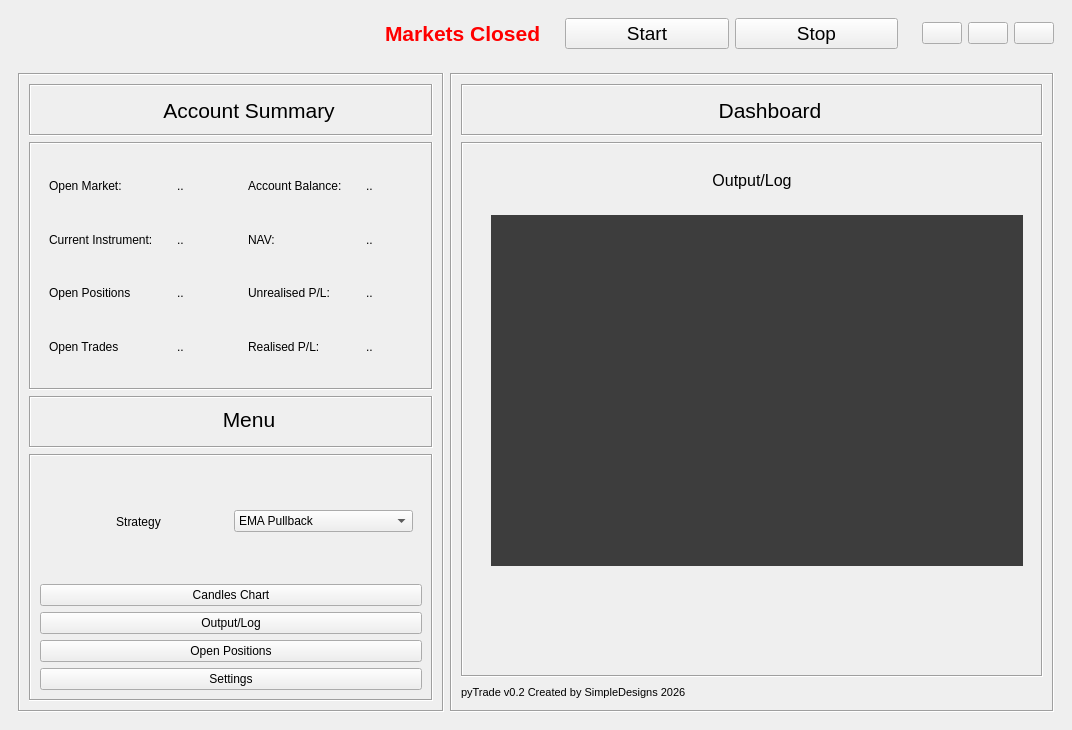
Above: pyTrade_GUI_v2.ui from martynj2001/pieTrade before the change. Below: the same form after it.
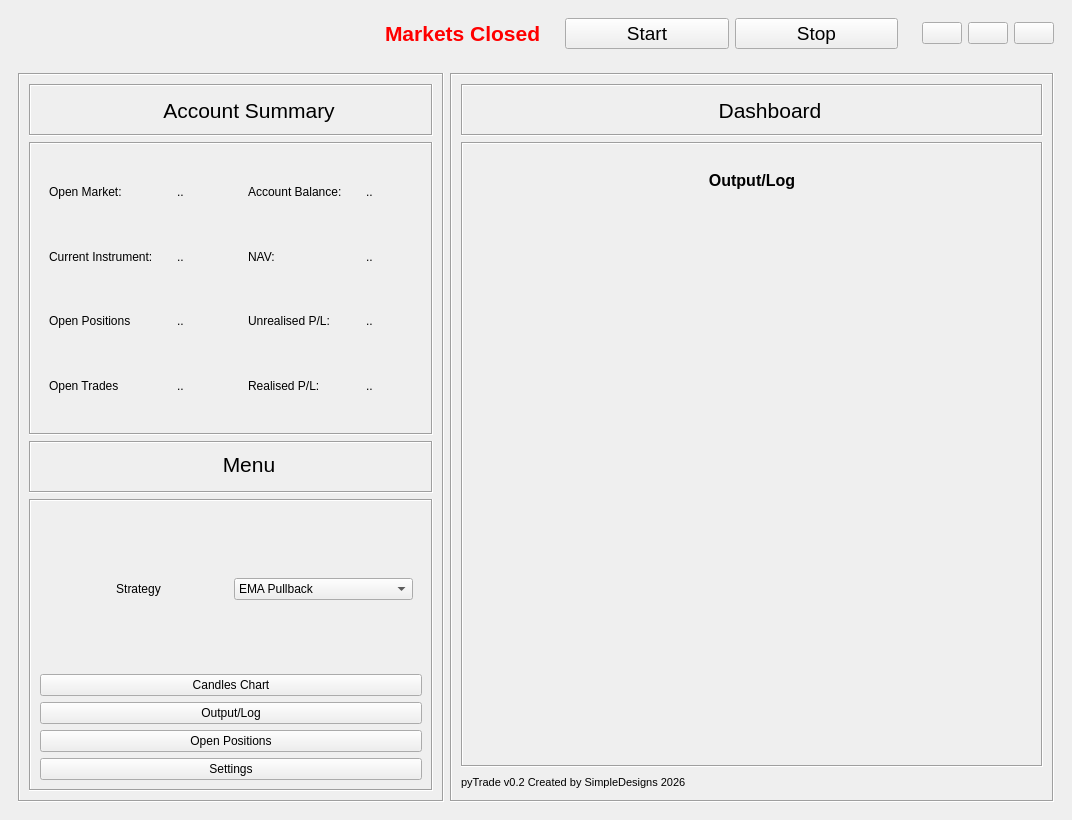
That is the form after the change. The open tabs and pages were chosen to show the change. Icons and pictures are not drawn.

Commit message: Updated bot to use a secondary strategy of the primary does not find an entry signal. Fixed a bug that meant not validation was being run on open trades. Tidyed bot code by exportgin helper and DB read write functions to new files.

```diff
--- a/pyTrade_GUI_v2.ui
+++ b/pyTrade_GUI_v2.ui
@@ -7,7 +7,7 @@
     <x>0</x>
     <y>0</y>
     <width>1072</width>
-    <height>730</height>
+    <height>820</height>
    </rect>
   </property>
   <property name="windowTitle">
@@ -890,20 +890,26 @@
                </widget>
                <widget class="QWidget" name="pg_output">
                 <layout class="QVBoxLayout" name="verticalLayout_15">
-                 <item>
+                 <item alignment="Qt::AlignmentFlag::AlignTop">
                   <widget class="QFrame" name="frame_27">
+                   <property name="font">
+                    <font>
+                     <bold>true</bold>
+                    </font>
+                   </property>
                    <property name="frameShape">
                     <enum>QFrame::Shape::NoFrame</enum>
                    </property>
                    <property name="frameShadow">
                     <enum>QFrame::Shadow::Raised</enum>
                    </property>
-                   <layout class="QVBoxLayout" name="verticalLayout_14">
-                    <item alignment="Qt::AlignmentFlag::AlignTop">
+                   <layout class="QHBoxLayout" name="horizontalLayout_16">
+                    <item>
                      <widget class="QLabel" name="label_17">
                       <property name="font">
                        <font>
                         <pointsize>12</pointsize>
+                        <bold>true</bold>
                        </font>
                       </property>
                       <property name="text">
@@ -925,65 +931,33 @@
                      <verstretch>0</verstretch>
                     </sizepolicy>
                    </property>
+                   <property name="styleSheet">
+                    <string notr="true">background-image: url(:/images/images/Icon_trans.png);
+background-repeat: no-repeat;
+background-position: center;</string>
+                   </property>
                    <property name="frameShape">
                     <enum>QFrame::Shape::NoFrame</enum>
                    </property>
                    <property name="frameShadow">
                     <enum>QFrame::Shadow::Raised</enum>
                    </property>
-                   <widget class="QPlainTextEdit" name="pte_logOutput">
-                    <property name="geometry">
-                     <rect>
-                      <x>10</x>
-                      <y>10</y>
-                      <width>581</width>
-                      <height>351</height>
-                     </rect>
-                    </property>
-                    <property name="sizePolicy">
-                     <sizepolicy hsizetype="Expanding" vsizetype="Expanding">
-                      <horstretch>0</horstretch>
-                      <verstretch>0</verstretch>
-                     </sizepolicy>
-                    </property>
-                    <property name="styleSheet">
-                     <string notr="true">background: transparent;
+                   <layout class="QHBoxLayout" name="horizontalLayout_17">
+                    <item>
+                     <widget class="QPlainTextEdit" name="pte_logOutput">
+                      <property name="sizePolicy">
+                       <sizepolicy hsizetype="Expanding" vsizetype="Expanding">
+                        <horstretch>0</horstretch>
+                        <verstretch>0</verstretch>
+                       </sizepolicy>
+                      </property>
+                      <property name="styleSheet">
+                       <string notr="true">background: transparent;
 border: line 1px;</string>
-                    </property>
-                   </widget>
-                   <widget class="QLabel" name="img_trans">
-                    <property name="geometry">
-                     <rect>
-                      <x>10</x>
-                      <y>10</y>
-                      <width>581</width>
-                      <height>351</height>
-                     </rect>
-                    </property>
-                    <property name="sizePolicy">
-                     <sizepolicy hsizetype="Expanding" vsizetype="Expanding">
-                      <horstretch>0</horstretch>
-                      <verstretch>0</verstretch>
-                     </sizepolicy>
-                    </property>
-                    <property name="styleSheet">
-                     <string notr="true">background: #3D3D3D;</string>
-                    </property>
-                    <property name="text">
-                     <string/>
-                    </property>
-                    <property name="pixmap">
-                     <pixmap resource="resources.qrc">:/images/images/Icon_trans.png</pixmap>
-                    </property>
-                    <property name="scaledContents">
-                     <bool>false</bool>
-                    </property>
-                    <property name="alignment">
-                     <set>Qt::AlignmentFlag::AlignCenter</set>
-                    </property>
-                   </widget>
-                   <zorder>img_trans</zorder>
-                   <zorder>pte_logOutput</zorder>
+                      </property>
+                     </widget>
+                    </item>
+                   </layout>
                   </widget>
                  </item>
                 </layout>
```
Left out of the diff: 33 changed lines with no effect on the pictures. The commit also changes 23 other files.
